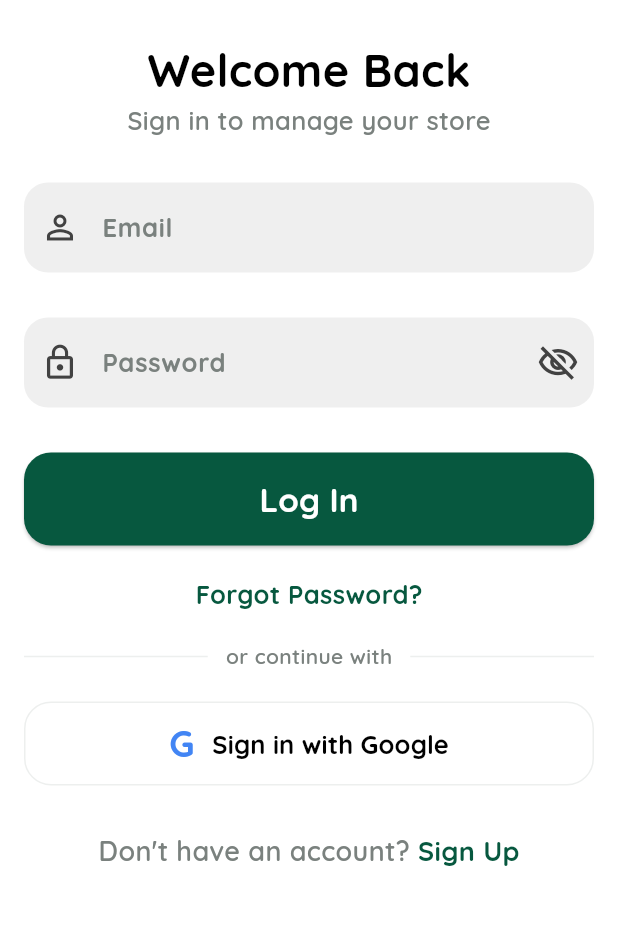
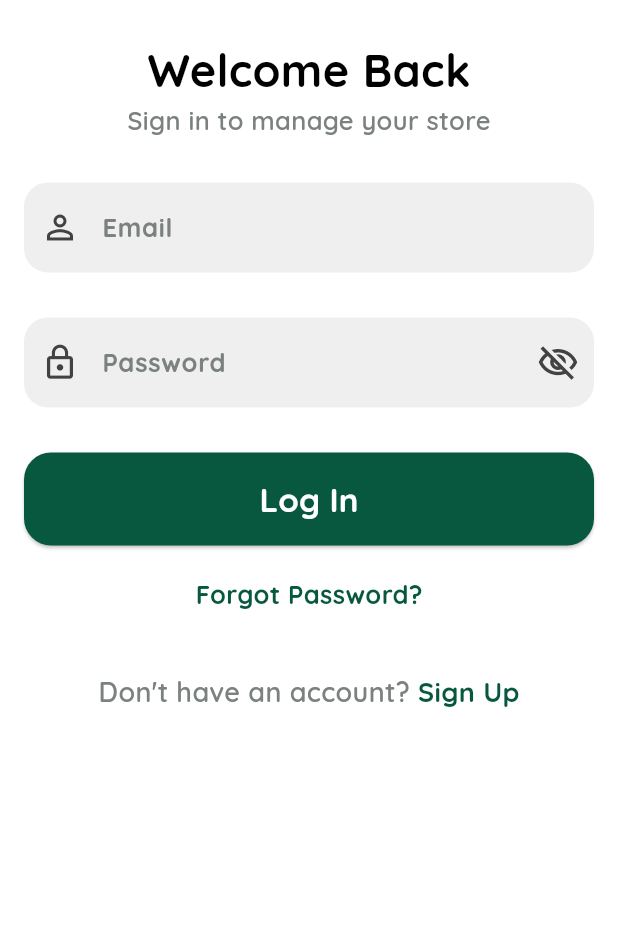
Before and after one commit to yousefammmar/shoply_admin, a Flutter app: the screen it shows after launch, on a phone screen of 412 x 824 dp, the part 260-1185 px from its top. Run offline on Flutter 3.47's test engine with Material 3 defaults, Android fonts, the phone set to English and light mode, and no system bars; our stand-ins replace cached_network_image, cloud_firestore, dartz, firebase_auth, firebase_core, flutter_animate and 5 more; missing offline and left inert: pro_dialog; accounts and stored records are empty; network calls fail.

Commit message:
Remove google button from bottom

```diff
--- a/lib/features/login/view/login_screen.dart
+++ b/lib/features/login/view/login_screen.dart
@@ -5,9 +5,7 @@ import 'package:shoply_admin/core/routes/app_pages.dart';
 import 'package:shoply_admin/core/utils/images/app_images.dart';
 import 'package:shoply_admin/core/utils/theme/app_colors.dart';
 import 'package:shoply_admin/core/utils/widgets/button/custom_button.dart';
-import 'package:shoply_admin/core/utils/widgets/button/custom_google_button.dart';
 import 'package:shoply_admin/core/utils/widgets/dialog/custom_dialog_error.dart';
-import 'package:shoply_admin/core/utils/widgets/divider/custom_or_divider.dart';
 import 'package:shoply_admin/core/utils/widgets/loading/custom_loading.dart';
 import 'package:shoply_admin/core/utils/widgets/text_button/custom_text_button_wrap.dart';
 import 'package:shoply_admin/core/utils/widgets/textfield/custom_text_field.dart';
--- a/lib/features/login/view/widgets/login_bottom.dart
+++ b/lib/features/login/view/widgets/login_bottom.dart
@@ -1,3 +1,4 @@
+
 part of '../login_screen.dart';
 
 class _LoginBottom extends StatelessWidget {
@@ -5,27 +6,20 @@ class _LoginBottom extends StatelessWidget {
 
   @override
   Widget build(BuildContext context) {
-    final cubit = context.read<LoginCubit>();
-    final l10n = context.l10n;
     return Column(
       children: [
-        CustomOrDivider(),
-        SizedBox(height: 20),
-        CustomGoogleButton(
-          buttonText: l10n.signInWithGoogle,
-          onPressed: () {
-            cubit.loginWithGoogle();
+        const SizedBox(height: 20),
+        CustomTextButtonWrap(
+          text: 'Don\'t have an account?',
+          textClick: ' Sign Up',
+          onTap: () {
+            Navigator.pushNamed(
+              context,
+              AppPages.signupScreen,
+            );
           },
         ),
-        SizedBox(height: 30),
-        CustomTextButtonWrap(
-          text: l10n.dontHaveAccount,
-          textClick: ' ${l10n.signUp}',
-          onTap: () {
-            Navigator.pushNamed(context, AppPages.signupScreen);
-          },
-        ),
-        SizedBox(height: 20),
+        const SizedBox(height: 20),
       ],
     );
   }
```
